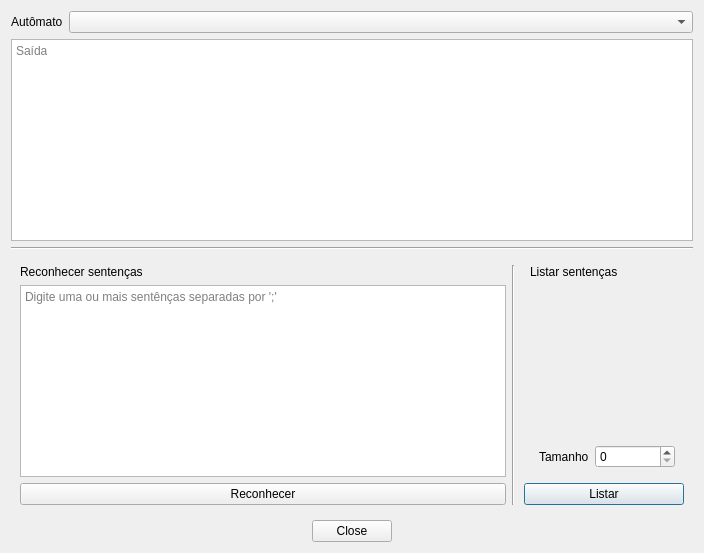
Qt form kleeneup/forms/automata_test_dialog.ui (cauebs/kleeneup) before a commit.
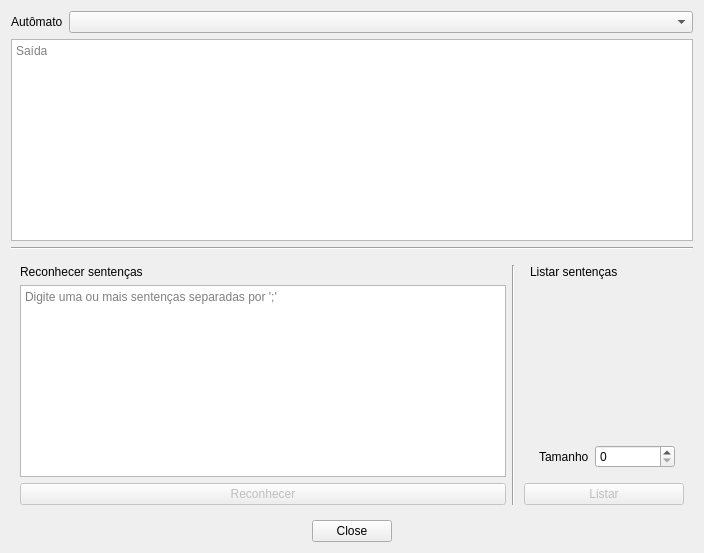
The same form after that commit.

```diff
--- a/kleeneup/forms/automata_test_dialog.ui
+++ b/kleeneup/forms/automata_test_dialog.ui
@@ -66,6 +66,9 @@
       </item>
       <item row="3" column="3" colspan="2">
        <widget class="QPushButton" name="list_btn">
+        <property name="enabled">
+         <bool>false</bool>
+        </property>
         <property name="sizePolicy">
          <sizepolicy hsizetype="Expanding" vsizetype="Expanding">
           <horstretch>0</horstretch>
@@ -79,6 +82,9 @@
       </item>
       <item row="3" column="0">
        <widget class="QPushButton" name="eval_btn">
+        <property name="enabled">
+         <bool>false</bool>
+        </property>
         <property name="text">
          <string>Reconhecer</string>
         </property>
@@ -113,7 +119,7 @@
          </sizepolicy>
         </property>
         <property name="placeholderText">
-         <string>Digite uma ou mais sentênças separadas por ';'</string>
+         <string>Digite uma ou mais sentenças separadas por ';'</string>
         </property>
        </widget>
       </item>
```
